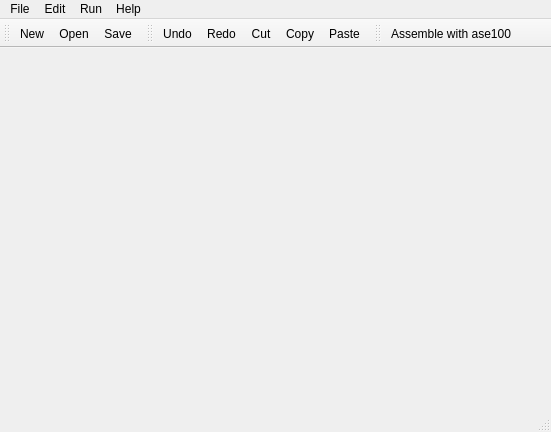
Old version of the form forms/mainwindow.ui in the repository BGR360/asIDE.
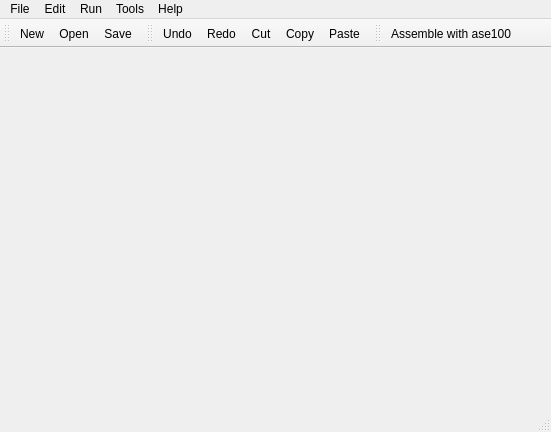
New version of the form. Icons and pictures are not drawn.

```diff
--- a/forms/mainwindow.ui
+++ b/forms/mainwindow.ui
@@ -63,7 +63,7 @@
      <x>0</x>
      <y>0</y>
      <width>551</width>
-     <height>31</height>
+     <height>22</height>
     </rect>
    </property>
    <widget class="QMenu" name="menuWidgeted_Editor">
@@ -106,9 +106,19 @@
     <addaction name="actionViewLabels"/>
     <addaction name="actionViewMif"/>
    </widget>
+   <widget class="QMenu" name="menuTools">
+    <property name="title">
+     <string>Tools</string>
+    </property>
+    <addaction name="actionViewTokens"/>
+    <addaction name="actionViewLabelIndex"/>
+    <addaction name="separator"/>
+    <addaction name="actionViewInstructions"/>
+   </widget>
    <addaction name="menuWidgeted_Editor"/>
    <addaction name="menuEdit"/>
    <addaction name="menuRun"/>
+   <addaction name="menuTools"/>
    <addaction name="menuHelp"/>
   </widget>
   <widget class="QToolBar" name="mainToolBar">
```
Left out of the diff: 24 changed lines with no effect on the pictures.
